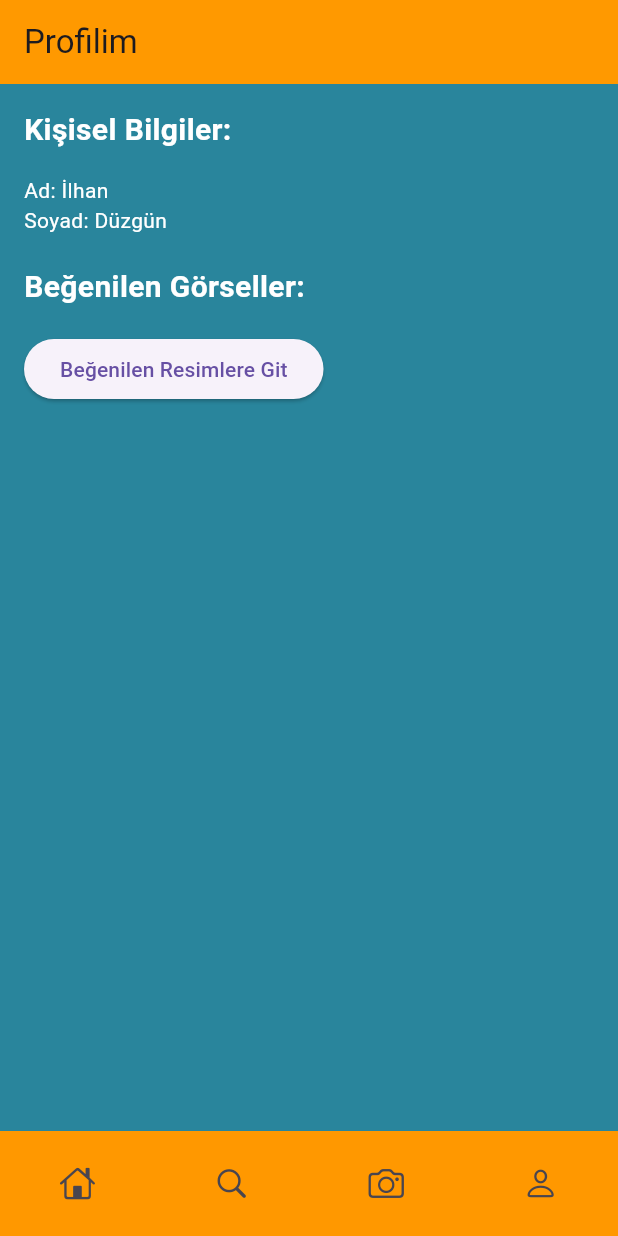
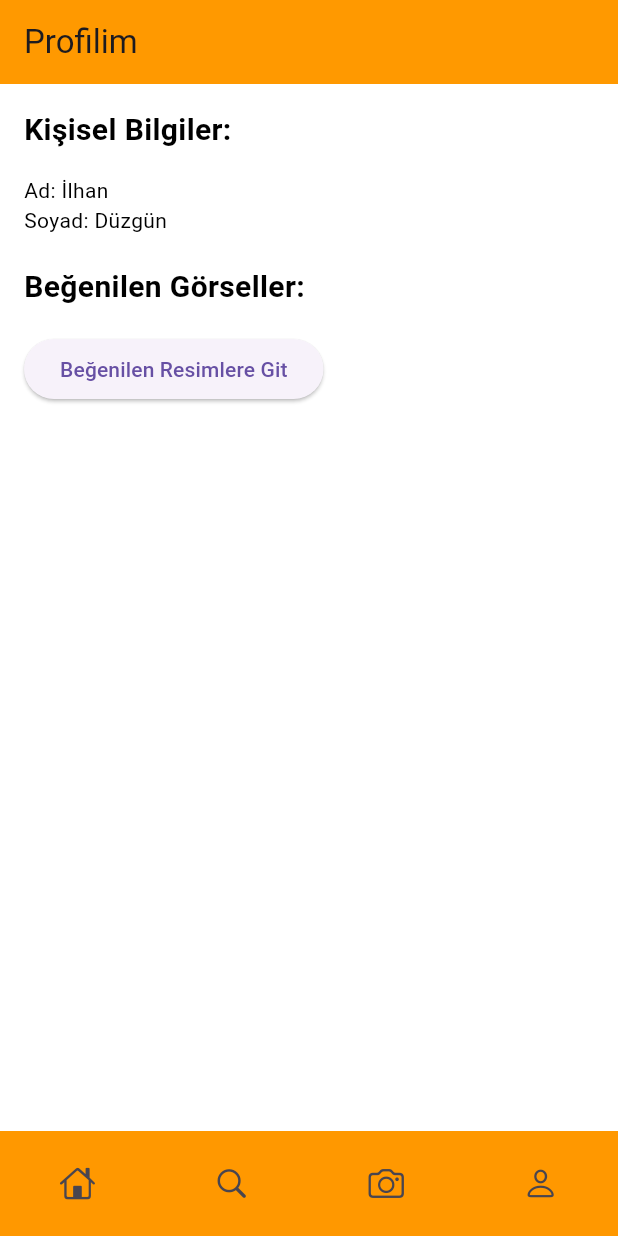
Before and after one commit to ilhandzgn/Sport_Agenda-Flutter, a Flutter app: the ProfileScreen screen opened by its route, on a phone screen of 412 x 824 dp. Run offline on Flutter 3.47's test engine with Material 3 defaults, Android fonts, the light colour scheme and no system bars; our stand-ins replace go_router, google_fonts, lottie; missing offline and left inert: dotlottie_loader.

Commit message:
themes
Renkleri uygulamama tanımladım, gece gündüz renklerimi de tanımladım

```diff
--- a/lib/core/themes.dart
+++ b/lib/core/themes.dart
@@ -25,6 +25,13 @@
   "secondary": Color.fromARGB(255, 0, 0, 0),
   "onSecondary": Color.fromARGB(255, 73, 69, 69),
   "surface": Color.fromARGB(255, 0, 0, 0),
-  "onsurface": Color.fromARGB(255, 252, 252, 252),
+  "onsurface": Color.fromARGB(255, 0, 0, 0),
   "error": Colors.red,
 };
+final darkTheme = ThemeData(
+  brightness: Brightness.dark,
+);
+
+final lightTheme = ThemeData(
+  brightness: Brightness.light,
+);
--- a/lib/screens/profile_screen.dart
+++ b/lib/screens/profile_screen.dart
@@ -14,7 +14,7 @@
     List<String> likedImages = [];
 
     return Scaffold(
-      backgroundColor: const Color.fromARGB(255, 41, 133, 156),
+      backgroundColor: const Color.fromARGB(255, 255, 255, 255),
       appBar: AppBar(
         title: const Text('Profilim'),
         backgroundColor: drawerrenklerim,
@@ -29,17 +29,17 @@
               style: TextStyle(
                 fontSize: 20,
                 fontWeight: FontWeight.bold,
-                color: Colors.white,
+                color: Color.fromARGB(255, 0, 0, 0),
               ),
             ),
             const SizedBox(height: 16),
             Text(
               'Ad: $firstName',
-              style: const TextStyle(color: Colors.white),
+              style: const TextStyle(color: Color.fromARGB(255, 0, 0, 0)),
             ),
             Text(
               'Soyad: $lastName',
-              style: const TextStyle(color: Colors.white),
+              style: const TextStyle(color: Color.fromARGB(255, 0, 0, 0)),
             ),
             const SizedBox(height: 20),
             const Text(
@@ -47,7 +47,7 @@
               style: TextStyle(
                 fontSize: 20,
                 fontWeight: FontWeight.bold,
-                color: Colors.white,
+                color: Color.fromARGB(255, 0, 0, 0),
               ),
             ),
             const SizedBox(height: 16),
```
Also changed, not shown: lib/main.dart (+5 -4 lines).
